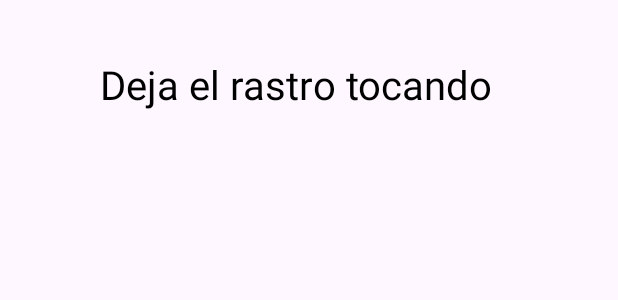
After one commit to lbarmar/NavigationDrawer-Java-, an Android app: the layout fragment_paint.xml on its own in the app's theme, with its tools: preview values and no code run, on a phone screen of 412 x 824 dp. The commit adds this screen. Shown: the top 300 px of the screen. Run offline under Robolectric (Android 15) with nearby library versions, the phone set to English and light mode, and no system bars.

Commit message:
Added new Item en DrawerMenu for Paint Canvas

```diff
--- a/app/src/main/java/dam/pmdm/navigationdrawerjava/MainActivity.java
+++ b/app/src/main/java/dam/pmdm/navigationdrawerjava/MainActivity.java
@@ -118,6 +118,9 @@ public class MainActivity extends AppCompatActivity {
             if (menuItem.getItemId() == R.id.nav_home) {
                 navController.navigate(R.id.homeFragment); // Navegar al fragmento de inicio
             }
+            else if (menuItem.getItemId() == R.id.nav_paint) {
+                navController.navigate(R.id.paintFragment); // Navegar al fragmento car
+            }
             binding.drawerLayout.closeDrawers(); // Cerrar el menú
             return true;
         });
--- /dev/null
+++ b/app/src/main/java/dam/pmdm/navigationdrawerjava/PaintCanvasView.java
@@ -0,0 +1,61 @@
+package dam.pmdm.navigationdrawerjava;
+
+import android.content.Context;
+import android.graphics.Canvas;
+import android.graphics.Color;
+import android.graphics.Paint;
+import android.util.AttributeSet;
+import android.view.View;
+import android.view.MotionEvent;
+
+import java.util.ArrayList;
+
+public class PaintCanvasView extends View {
+
+    // Lista para almacenar las coordenadas de los toques
+    private ArrayList<float[]> touches = new ArrayList<>();
+
+    public PaintCanvasView(Context context) {
+        super(context);
+    }
+
+    public PaintCanvasView(Context context, AttributeSet attrs) {
+        super(context, attrs);
+    }
+
+    public PaintCanvasView(Context context, AttributeSet attrs, int defStyle) {
+        super(context, attrs, defStyle);
+    }
+
+    @Override
+    protected void onDraw(Canvas canvas) {
+        super.onDraw(canvas);
+        // Crear un objeto Paint para definir cómo se dibuja
+        Paint paint = new Paint();
+        paint.setColor(Color.RED); // Establecer color para el círculo
+
+        // Dibujar todos los círculos en las posiciones guardadas
+        for (float[] touch : touches) {
+            canvas.drawCircle(touch[0], touch[1], 50, paint);
+        }
+
+        // Cambiar color para el texto
+        paint.setColor(Color.BLACK);
+        paint.setTextSize(40);
+
+        // Dibujar texto
+        canvas.drawText("Deja el rastro tocando", 100, 100, paint);
+    }
+
+    @Override
+    public boolean onTouchEvent(MotionEvent event) {
+
+        // Guardar la nueva posición del toque en la lista
+        touches.add(new float[]{event.getX(), event.getY()});
+
+        // Llamar a invalidate() para redibujar la vista
+        invalidate();
+
+        return true;
+    }
+}
--- /dev/null
+++ b/app/src/main/res/layout/fragment_paint.xml
@@ -0,0 +1,12 @@
+<?xml version="1.0" encoding="utf-8"?>
+<LinearLayout xmlns:android="http://schemas.android.com/apk/res/android"
+    android:layout_width="match_parent"
+    android:layout_height="match_parent"
+    android:orientation="vertical">
+
+    <!-- Usar la vista personalizada -->
+    <dam.pmdm.navigationdrawerjava.PaintCanvasView
+        android:id="@+id/miPaintCanvasView"
+        android:layout_width="match_parent"
+        android:layout_height="match_parent" />
+</LinearLayout>
--- a/app/src/main/res/menu/drawer_menu.xml
+++ b/app/src/main/res/menu/drawer_menu.xml
@@ -3,4 +3,8 @@
     <item
         android:id="@+id/nav_home"
         android:title="Home" />
+
+    <item
+        android:id="@+id/nav_paint"
+        android:title="Paint" />
 </menu>
--- a/app/src/main/res/navigation/nav_graph.xml
+++ b/app/src/main/res/navigation/nav_graph.xml
@@ -1,5 +1,6 @@
 <navigation xmlns:android="http://schemas.android.com/apk/res/android"
     xmlns:app="http://schemas.android.com/apk/res-auto"
+    xmlns:tools="http://schemas.android.com/tools"
     app:startDestination="@id/homeFragment">
 
     <fragment
@@ -19,4 +20,9 @@
             android:id="@+id/action_profileFragment_to_homeFragment"
             app:destination="@id/homeFragment" />
     </fragment>
+    <fragment
+        android:id="@+id/paintFragment"
+        android:name="dam.pmdm.navigationdrawerjava.PaintFragment"
+        android:label="fragment_paint"
+        tools:layout="@layout/fragment_paint" />
 </navigation>
```
Also changed, not shown: app/src/main/java/dam/pmdm/navigationdrawerjava/PaintFragment.java (added, +32 -0 lines).
